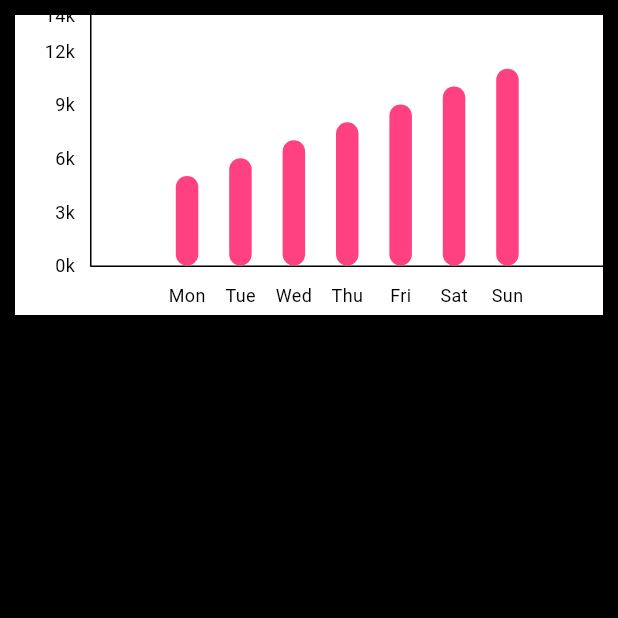
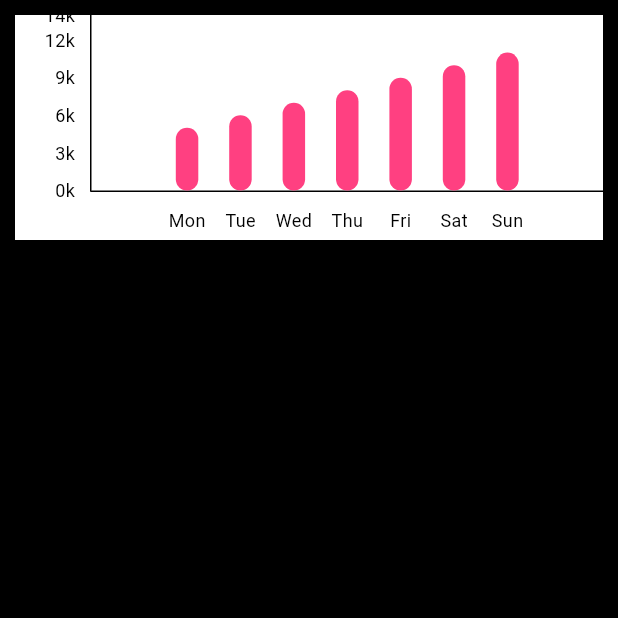
Before and after one commit to aryan-basu/fitbit, a Flutter app: the Chart screen opened directly, on a phone screen of 412 x 824 dp, the top half of it. Run offline on Flutter 3.47's test engine with Material 3 defaults, Android fonts, the phone set to English and light mode, and no system bars; drawn by our look-alikes of fl_chart; our stand-ins replace firebase_auth, firebase_core, google_sign_in; missing offline and left inert: dart:ffi, flutter_activity_recognition, health; accounts and stored records are empty.

Commit message:
minor chnges

```diff
--- a/lib/pages/chart.dart
+++ b/lib/pages/chart.dart
@@ -84,7 +84,7 @@ class Chart extends StatelessWidget {
         child: Container(
           color: Colors.white,
           child: SizedBox(
-            height: 200, // Set a specific height for the chart
+            height: 150, // Set a specific height for the chart
             child: BarChart(
               BarChartData(
                 borderData: FlBorderData(
```
